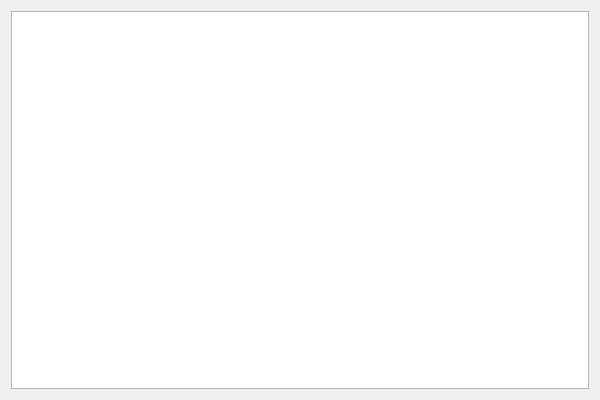
This is menuinicio.ui in badfaceaxel/Proyecto-Final as Qt 5 draws it before an edit. The edited form follows.
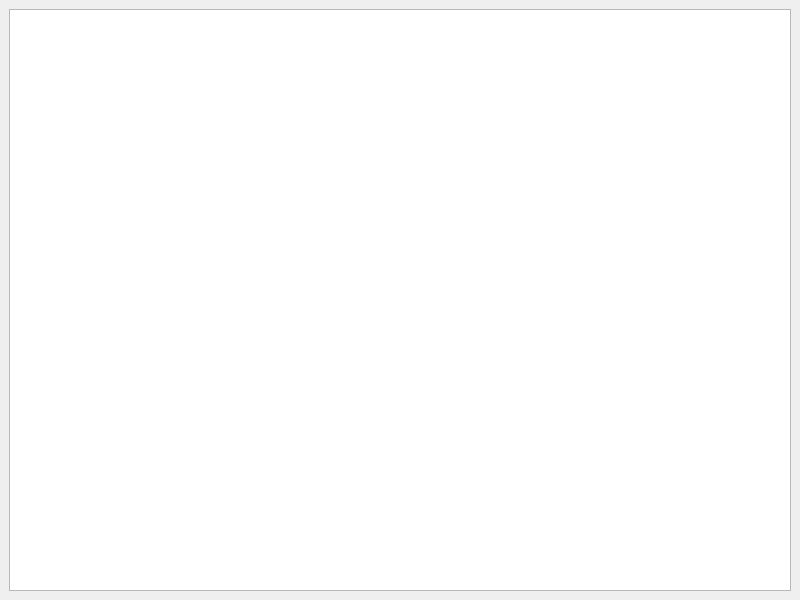
This is the edited form.

Commit message: 1) Se agrego sonido tanto para cuando se pone el cursor sobre los botones como para cuando se da click 2) Se agrego una firma de los desarrolladores del proyecto en la parte superior izquierda 3) Se agrego una nueva imagen de los botones bara cuando se posiciona el cursor sobre estos simplemente con un color diferente pero esto para darle mas calidad al menu ya que antes se veia muy simple y realmente no sabiamos si estabamos interactuando con el boton o no.

Diff of the .ui file:
```diff
--- a/menuinicio.ui
+++ b/menuinicio.ui
@@ -1,27 +1,26 @@
 <?xml version="1.0" encoding="UTF-8"?>
 <ui version="4.0">
  <class>MenuInicio</class>
- <widget class="QWidget" name="MenuInicio">
+ <widget class="QMainWindow" name="MenuInicio">
   <property name="geometry">
    <rect>
     <x>0</x>
     <y>0</y>
-    <width>600</width>
-    <height>400</height>
+    <width>800</width>
+    <height>600</height>
    </rect>
   </property>
   <property name="windowTitle">
    <string>Form</string>
   </property>
+  <widget class="QWidget" name="centralwidget">
   <layout class="QGridLayout" name="gridLayout">
    <item row="0" column="0">
     <widget class="QGraphicsView" name="graphicsView"/>
    </item>
   </layout>
  </widget>
- <tabstops>
-  <tabstop>graphicsView</tabstop>
- </tabstops>
+ </widget>
  <resources/>
  <connections/>
 </ui>
```
Left out of the diff: 2 changed lines with no effect on the pictures. Lines whose indentation alone changed are shown as unchanged. The commit also changes 3 other files.
